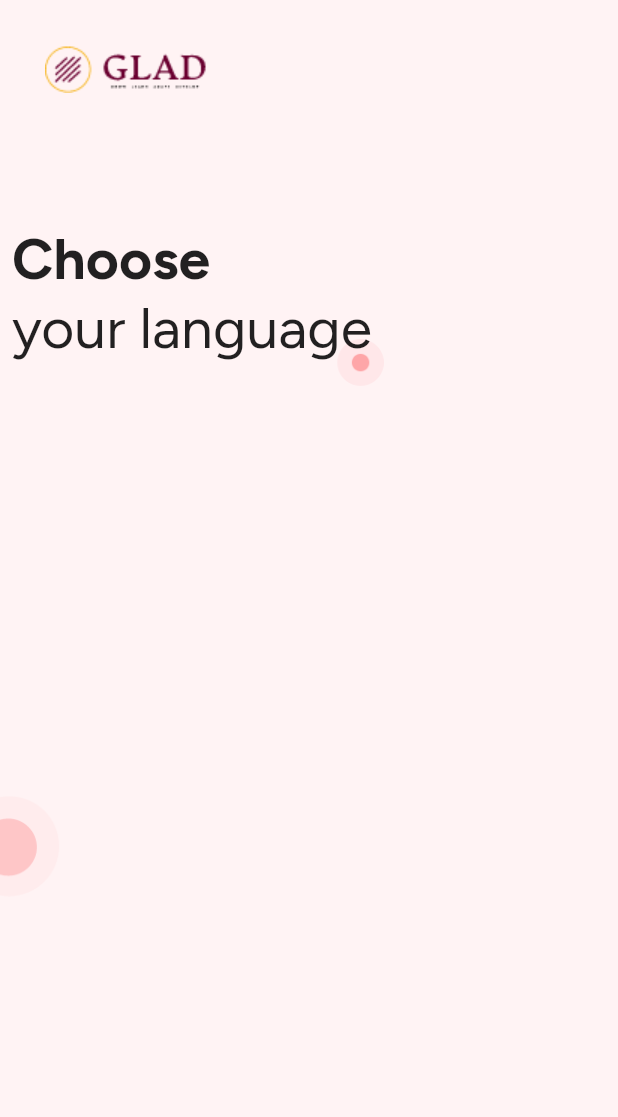
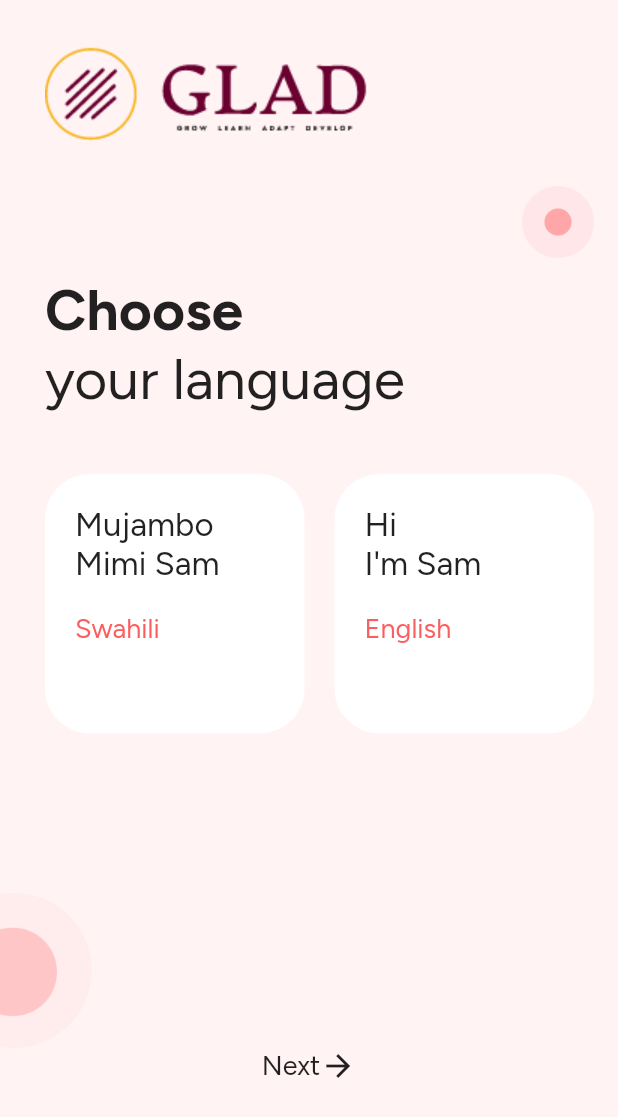
Before and after one commit to mohitgangwar09/glad_video_player_in_custom_method_chewir, a Flutter app: the screen it shows after launch, on a phone screen of 412 x 824 dp. Shown: the top 1117 px of the screen. Run offline on Flutter 3.47's test engine with Material 2 defaults, Android fonts, the phone set to English and light mode, and no system bars; our stand-ins replace cached_network_image, dio, equatable, flutter_bloc, flutter_svg, freezed_annotation and 8 more.

Commit message:
onboarding

```diff
--- a/lib/screen/auth_screen/language_permission.dart
+++ b/lib/screen/auth_screen/language_permission.dart
@@ -1,5 +1,10 @@
 import 'package:flutter/material.dart';
+import 'package:glad/screen/auth_screen/introslider.dart';
+import 'package:glad/screen/custom_widget/custom_methods.dart';
+import 'package:glad/utils/app_constants.dart';
 import 'package:glad/utils/color_resources.dart';
+import 'package:glad/utils/extension.dart';
+import 'package:glad/utils/helper.dart';
 import 'package:glad/utils/images.dart';
 import 'package:glad/utils/styles.dart';
 
@@ -11,12 +16,7 @@ class LanguagePermission extends StatelessWidget {
     return SafeArea(
       child: Scaffold(
         backgroundColor: ColorResources.pinkMain,
-        body: Padding(
-          padding: const EdgeInsets.only(right: 20),
-          child: Container(
-            decoration: BoxDecoration(
-                image: DecorationImage(image: AssetImage(Images.languageBg))),
-            child: Column(
+        body: Column(
           crossAxisAlignment: CrossAxisAlignment.start,
           children: [
             Padding(
@@ -25,9 +25,14 @@ class LanguagePermission extends StatelessWidget {
                 Images.onboardingLogo,
               ),
             ),
-                SizedBox(height: 50,),
             Padding(
-                  padding: const EdgeInsets.all(8.0),
+              padding: const EdgeInsets.only(right: 16.0),
+              child: Stack(
+                children: [
+                  Image.asset(Images.languageBg),
+                  Positioned(
+                    child: Padding(
+                      padding: const EdgeInsets.only(left: 30.0, top: 60),
                       child: Column(
                         crossAxisAlignment: CrossAxisAlignment.start,
                         children: [
@@ -38,12 +43,64 @@ class LanguagePermission extends StatelessWidget {
                           Text(
                             'your language',
                             style: figtreeRegular.copyWith(fontSize: 38),
-                      )
-                    ],),
+                          ),
+                          40.verticalSpace(),
+                          customGrid(context, crossAxisSpacing: 20,
+                              child: (int index) {
+                            return InkWell(
+                              onTap: () async {
+                                await requestLocationPermission();
+                                const IntroSlider().navigate(isRemove: true);
+                              },
+                              child: Container(
+                                decoration: BoxDecoration(
+                                    color: Colors.white,
+                                    borderRadius: BorderRadius.circular(30)),
+                                padding: const EdgeInsets.all(20),
+                                child: Column(
+                                  crossAxisAlignment: CrossAxisAlignment.start,
+                                  children: [
+                                    Text(
+                                      AppConstants.languages.values.toList()[index],
+                                      style:
+                                          figtreeRegular.copyWith(fontSize: 22),
+                                    ),
+                                    20.verticalSpace(),
+                                    Text(
+                                      AppConstants.languages.keys.toList()[index],
+                                      style: figtreeRegular.copyWith(
+                                          fontSize: 18,
+                                          color: ColorResources.pinkReg),
+                                    ),
+                                  ],
+                                ),
+                              ),
+                            );
+                          }),
+                        ],
+                      ),
+                    ),
                   )
                 ],
               ),
             ),
+            InkWell(
+              onTap: () async {
+                await requestLocationPermission();
+                const IntroSlider().navigate(isRemove: true);
+              },
+              child: Row(
+                mainAxisAlignment: MainAxisAlignment.center,
+                children: [
+                  Text(
+                    'Next',
+                    style: figtreeRegular.copyWith(fontSize: 18),
+                  ),
+                  const Icon(Icons.arrow_forward)
+                ],
+              ),
+            )
+          ],
         ),
       ),
     );
--- a/lib/screen/auth_screen/splash_screen.dart
+++ b/lib/screen/auth_screen/splash_screen.dart
@@ -1,6 +1,7 @@
 import 'dart:async';
 import 'package:flutter/material.dart';
 import 'package:glad/utils/extension.dart';
+import 'package:glad/utils/images.dart';
 import 'language_permission.dart';
 
 class SplashScreen extends StatefulWidget {
@@ -13,7 +14,7 @@ class SplashScreen extends StatefulWidget {
 class _SplashScreenState extends State<SplashScreen> {
   void _route() async {
     Timer(const Duration(seconds: 2), () async {
-      const LanguagePermission().navigate();
+      const LanguagePermission().navigate(isRemove: true);
     });
   }
 
@@ -28,7 +29,7 @@ class _SplashScreenState extends State<SplashScreen> {
     return Scaffold(
       backgroundColor: Colors.white,
       body: Center(
-        child: Image.asset('assets/images/splash.png'),
+        child: Image.asset(Images.splash),
       ),
     );
   }
--- a/lib/screen/custom_widget/custom_methods.dart
+++ b/lib/screen/custom_widget/custom_methods.dart
@@ -180,6 +180,8 @@ Widget customGrid<T>(BuildContext context,
     crossAxisCount = 2,
     double childAspectRatio = 1.0,
     double? mainAxisExtent,
+      double  crossAxisSpacing= 5.0,
+      double  mainAxisSpacing= 2.0,
     EdgeInsets padding = const EdgeInsets.all(0.0),
     Axis axis = Axis.vertical}) {
   return GridView.builder(
@@ -189,8 +191,8 @@ Widget customGrid<T>(BuildContext context,
     shrinkWrap: true,
     gridDelegate: SliverGridDelegateWithFixedCrossAxisCount(
         crossAxisCount: crossAxisCount,
-        crossAxisSpacing: 5.0,
-        mainAxisSpacing: 2.0,
+        crossAxisSpacing: crossAxisSpacing,
+        mainAxisSpacing: mainAxisSpacing,
         childAspectRatio: childAspectRatio,
         mainAxisExtent: mainAxisExtent),
     itemBuilder: (context, index) => child(index)
--- a/lib/utils/app_constants.dart
+++ b/lib/utils/app_constants.dart
@@ -5,4 +5,6 @@ class AppConstants {
   static const String fcmToken = 'fcmToken';
   static const String token = 'token';
   static const String userId = 'userId';
+
+  static const Map languages = {'Swahili': 'Mujambo\nMimi Sam', 'English': 'Hi\nI\'m Sam'};
 }
--- a/lib/utils/color_resources.dart
+++ b/lib/utils/color_resources.dart
@@ -15,4 +15,7 @@ class ColorResources {
   static const Color colorPrimary = Color(0xff10c66f);
 
   static const Color pinkMain = Color(0xFFFFF3F4);
+  static const Color pinkReg = Color(0xFFFC5E60);
+  static const Color purple = Color(0xFF6A0030);
+  static const Color mustard = Color(0xFFF6B51D);
 }
--- a/lib/utils/helper.dart
+++ b/lib/utils/helper.dart
@@ -2,6 +2,7 @@ import 'dart:async';
 import 'dart:io';
 import 'package:flutter/foundation.dart';
 import 'package:flutter/material.dart';
+import 'package:geolocator/geolocator.dart';
 import 'package:get/get.dart';
 import 'package:image_picker/image_picker.dart';
 
@@ -66,3 +67,7 @@ Future<bool> checkInternetConnection() async {
     return false;
   }
 }
+
+Future requestLocationPermission() async {
+  await Geolocator.requestPermission();
+}
--- a/lib/utils/images.dart
+++ b/lib/utils/images.dart
@@ -1,6 +1,11 @@
 class Images {
   static const String errorIcon = 'assets/images/error_icon.png';
   static const String backArrow = 'assets/images/back_icon.png';
+
+  static const String splash = 'assets/images/splash.png';
   static const String onboardingLogo = 'assets/images/onboarding_logo.png';
   static const String languageBg = 'assets/images/language_bg.png';
+  static const String sliderOne = 'assets/images/onboarding_main1.png';
+  static const String sliderTwo = 'assets/images/onboarding_main2.png';
+  static const String sliderNext = 'assets/images/onboarding_next.svg';
 }
--- a/pubspec.yaml
+++ b/pubspec.yaml
@@ -23,6 +23,7 @@ dependencies:
   shimmer: ^2.0.0
   google_maps_flutter: ^2.2.2
   freezed_annotation: ^2.4.1
+  geolocator: ^9.0.2
 
 dev_dependencies:
   flutter_test:
```
Also changed, not shown: lib/data/model/auth_models/introslider_model.dart (added, +26 -0 lines), lib/screen/auth_screen/introslider.dart (added, +184 -0 lines), assets/images/language_bg.png, assets/images/onboarding_logo.png, assets/images/onboarding_main1.png (added), assets/images/onboarding_main2.png (added), assets/images/onboarding_next.svg (added), assets/images/splash.png, pubspec.lock, 1 other file. Lines whose indentation alone changed are shown as unchanged.
